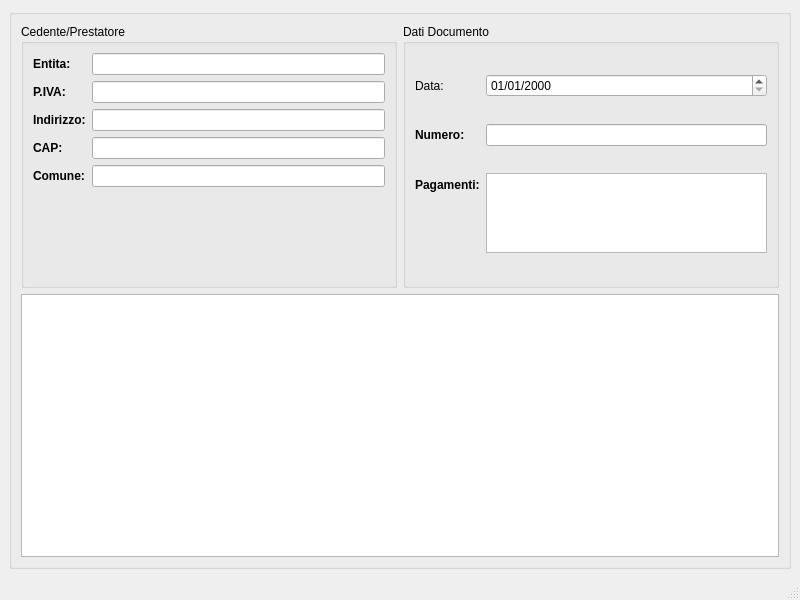
Before: the Qt Designer form mainwindow.ui in andreabenetton/Procurans, drawn with Qt 5.
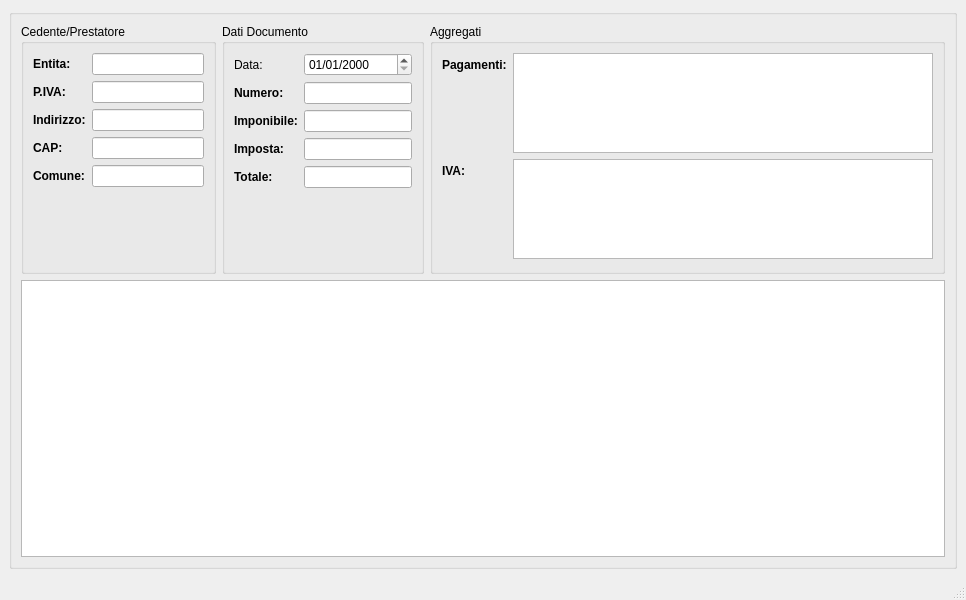
After: the same form once the commit is applied. Icons and pictures are not drawn.

Diff of the .ui file:
```diff
--- a/mainwindow.ui
+++ b/mainwindow.ui
@@ -6,7 +6,7 @@
    <rect>
     <x>0</x>
     <y>0</y>
-    <width>800</width>
+    <width>966</width>
     <height>600</height>
    </rect>
   </property>
@@ -62,6 +62,18 @@
         <layout class="QHBoxLayout" name="horizontalLayout">
          <item>
           <widget class="QGroupBox" name="lheaderGroupBox">
+           <property name="sizePolicy">
+            <sizepolicy hsizetype="Expanding" vsizetype="Fixed">
+             <horstretch>0</horstretch>
+             <verstretch>0</verstretch>
+            </sizepolicy>
+           </property>
+           <property name="minimumSize">
+            <size>
+             <width>0</width>
+             <height>250</height>
+            </size>
+           </property>
            <property name="title">
             <string>Cedente/Prestatore</string>
            </property>
@@ -147,6 +159,18 @@
          </item>
          <item>
           <widget class="QGroupBox" name="rheaderGroupBox">
+           <property name="sizePolicy">
+            <sizepolicy hsizetype="Expanding" vsizetype="Fixed">
+             <horstretch>0</horstretch>
+             <verstretch>0</verstretch>
+            </sizepolicy>
+           </property>
+           <property name="minimumSize">
+            <size>
+             <width>0</width>
+             <height>250</height>
+            </size>
+           </property>
            <property name="title">
             <string>Dati Documento</string>
            </property>
@@ -174,36 +198,164 @@
               </property>
              </widget>
             </item>
-            <item row="2" column="0">
+            <item row="1" column="0">
              <widget class="QLabel" name="l_numero">
               <property name="text">
                <string>&lt;b&gt;Numero:&lt;/b&gt;</string>
               </property>
              </widget>
             </item>
-            <item row="2" column="1">
+            <item row="1" column="1">
              <widget class="QLineEdit" name="numeroEdit">
               <property name="enabled">
                <bool>true</bool>
               </property>
              </widget>
             </item>
+            <item row="2" column="0">
+             <widget class="QLabel" name="l_imponibile">
+              <property name="text">
+               <string>&lt;b&gt;Imponibile:&lt;/b&gt;</string>
+              </property>
+             </widget>
+            </item>
+            <item row="2" column="1">
+             <widget class="QLineEdit" name="imponibileEdit">
+              <property name="enabled">
+               <bool>true</bool>
+              </property>
+              <property name="alignment">
+               <set>Qt::AlignRight|Qt::AlignTrailing|Qt::AlignVCenter</set>
+              </property>
+             </widget>
+            </item>
             <item row="3" column="0">
+             <widget class="QLabel" name="l_imposta">
+              <property name="text">
+               <string>&lt;b&gt;Imposta:&lt;/b&gt;</string>
+              </property>
+             </widget>
+            </item>
+            <item row="3" column="1">
+             <widget class="QLineEdit" name="impostaEdit">
+              <property name="enabled">
+               <bool>true</bool>
+              </property>
+              <property name="alignment">
+               <set>Qt::AlignRight|Qt::AlignTrailing|Qt::AlignVCenter</set>
+              </property>
+             </widget>
+            </item>
+            <item row="4" column="0">
+             <widget class="QLabel" name="l_totale">
+              <property name="text">
+               <string>&lt;b&gt;Totale:&lt;/b&gt;</string>
+              </property>
+             </widget>
+            </item>
+            <item row="4" column="1">
+             <widget class="QLineEdit" name="totaleEdit">
+              <property name="enabled">
+               <bool>true</bool>
+              </property>
+              <property name="alignment">
+               <set>Qt::AlignRight|Qt::AlignTrailing|Qt::AlignVCenter</set>
+              </property>
+             </widget>
+            </item>
+           </layout>
+          </widget>
+         </item>
+         <item>
+          <widget class="QGroupBox" name="paymentGroupBox">
+           <property name="sizePolicy">
+            <sizepolicy hsizetype="Expanding" vsizetype="Fixed">
+             <horstretch>0</horstretch>
+             <verstretch>0</verstretch>
+            </sizepolicy>
+           </property>
+           <property name="minimumSize">
+            <size>
+             <width>0</width>
+             <height>250</height>
+            </size>
+           </property>
+           <property name="baseSize">
+            <size>
+             <width>0</width>
+             <height>600</height>
+            </size>
+           </property>
+           <property name="title">
+            <string>Aggregati</string>
+           </property>
+           <property name="alignment">
+            <set>Qt::AlignLeading|Qt::AlignLeft|Qt::AlignTop</set>
+           </property>
+           <layout class="QFormLayout">
+            <item row="0" column="0">
              <widget class="QLabel" name="l_payments">
               <property name="text">
                <string>&lt;b&gt;Pagamenti:&lt;/b&gt;</string>
               </property>
              </widget>
             </item>
-            <item row="3" column="1">
+            <item row="0" column="1">
              <widget class="QTableView" name="paymentsTable">
               <property name="enabled">
                <bool>true</bool>
               </property>
+              <property name="sizePolicy">
+               <sizepolicy hsizetype="Expanding" vsizetype="Fixed">
+                <horstretch>0</horstretch>
+                <verstretch>0</verstretch>
+               </sizepolicy>
+              </property>
+              <property name="minimumSize">
+               <size>
+                <width>420</width>
+                <height>100</height>
+               </size>
+              </property>
               <property name="maximumSize">
                <size>
                 <width>16777215</width>
-                <height>80</height>
+                <height>100</height>
+               </size>
+              </property>
+              <property name="selectionBehavior">
+               <enum>QAbstractItemView::SelectRows</enum>
+              </property>
+             </widget>
+            </item>
+            <item row="1" column="0">
+             <widget class="QLabel" name="l_iva">
+              <property name="text">
+               <string>&lt;b&gt;IVA:&lt;/b&gt;</string>
+              </property>
+             </widget>
+            </item>
+            <item row="1" column="1">
+             <widget class="QTableView" name="summaryTable">
+              <property name="enabled">
+               <bool>true</bool>
+              </property>
+              <property name="sizePolicy">
+               <sizepolicy hsizetype="Expanding" vsizetype="Fixed">
+                <horstretch>0</horstretch>
+                <verstretch>0</verstretch>
+               </sizepolicy>
+              </property>
+              <property name="minimumSize">
+               <size>
+                <width>420</width>
+                <height>100</height>
+               </size>
+              </property>
+              <property name="maximumSize">
+               <size>
+                <width>16777215</width>
+                <height>100</height>
                </size>
               </property>
               <property name="selectionBehavior">
```
Left out of the diff: 2 changed lines with no effect on the pictures.
